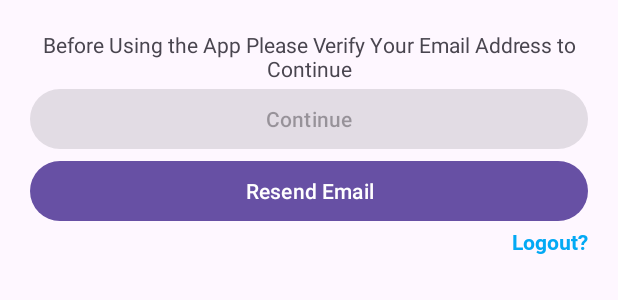
After one commit to jayaustin1122/Canoreco-App, an Android app: the layout dialog_verification.xml on its own in the app's theme, with its tools: preview values and no code run, on a phone screen of 412 x 824 dp. The commit adds this screen. Shown: the top 300 px of the screen. Run offline under Robolectric (Android 15) with nearby library versions, the phone set to English and light mode, and no system bars.

Commit message:
Users Email Verification Send Added

```diff
--- a/app/src/main/java/com/example/canorecoapp/views/signups/SignUpFragment.kt
+++ b/app/src/main/java/com/example/canorecoapp/views/signups/SignUpFragment.kt
@@ -163,7 +163,6 @@ class SignUpFragment : Fragment() {
             return
         } else {
             sendPhoneNumberCode()
-            //nextItem()
             progressDialog.dismiss()
             createUserAccount()
             progressDialog.setMessage("Creating Account...")
--- a/app/src/main/java/com/example/canorecoapp/views/user/account/AccountUserFragment.kt
+++ b/app/src/main/java/com/example/canorecoapp/views/user/account/AccountUserFragment.kt
@@ -51,7 +51,7 @@ class AccountUserFragment : Fragment() {
                     findNavController().navigate(R.id.signInFragment)
                     progressDialog.dismiss()
                 }
-            }, 1000) // Adjust the delay as needed
+            }, 1000)
         }
 
 
--- /dev/null
+++ b/app/src/main/res/layout/dialog_verification.xml
@@ -0,0 +1,36 @@
+<LinearLayout xmlns:android="http://schemas.android.com/apk/res/android"
+    android:layout_width="match_parent"
+    android:layout_height="wrap_content"
+    android:orientation="vertical"
+    android:padding="20dp">
+
+    <TextView
+        android:id="@+id/tvMessage"
+        android:layout_width="wrap_content"
+        android:textAlignment="center"
+        android:layout_height="wrap_content"
+        android:text="Before Using the App Please Verify Your Email Address to Continue" />
+
+    <com.google.android.material.button.MaterialButton
+        android:id="@+id/btnContinue"
+        android:layout_width="match_parent"
+        android:layout_height="wrap_content"
+        android:text="Continue"
+        android:enabled="false" />
+
+    <com.google.android.material.button.MaterialButton
+        android:id="@+id/btnResend"
+        android:layout_width="match_parent"
+        android:layout_height="wrap_content"
+        android:text="Resend Email" />
+    <TextView
+        android:id="@+id/tvLogOut"
+        android:layout_width="wrap_content"
+        android:textColor="@color/g_blue2"
+        android:fontFamily="@font/roboto_bold"
+        android:layout_gravity="end"
+        android:layout_height="wrap_content"
+        android:text="Logout?" />
+
+
+</LinearLayout>
--- a/app/src/main/res/layout/fragment_sign_up.xml
+++ b/app/src/main/res/layout/fragment_sign_up.xml
@@ -3,6 +3,7 @@
     xmlns:app="http://schemas.android.com/apk/res-auto"
     xmlns:tools="http://schemas.android.com/tools"
     android:layout_width="match_parent"
+    android:background="@color/white"
     android:layout_height="match_parent">
 
     <androidx.constraintlayout.widget.ConstraintLayout
```
Also changed, not shown: app/src/main/java/com/example/canorecoapp/views/user/home/HomeUserFragment.kt (+94 -2 lines).
